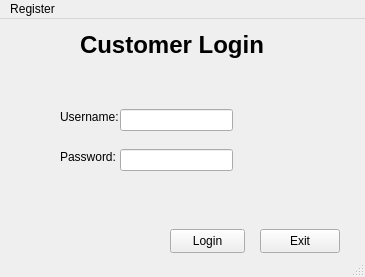
First picture: the form in BookSearch/loginform.ui, repository SkySaves/QT-Book-Search, before the edit.
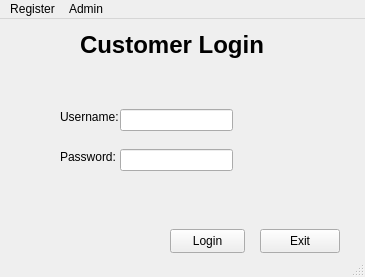
Second picture: the form after the edit. Icons and pictures are not drawn.

What changed in the file:
```diff
--- a/BookSearch/loginform.ui
+++ b/BookSearch/loginform.ui
@@ -123,8 +123,16 @@
     <property name="title">
      <string>Register</string>
     </property>
+    <addaction name="actionRegister"/>
+   </widget>
+   <widget class="QMenu" name="menuAdmin">
+    <property name="title">
+     <string>Admin</string>
+    </property>
+    <addaction name="actionAdmin_Login"/>
    </widget>
    <addaction name="menuRegister"/>
+   <addaction name="menuAdmin"/>
   </widget>
   <widget class="QStatusBar" name="statusbar"/>
   <action name="actionRegister_Account">
```
Left out of the diff: 44 changed lines with no effect on the pictures.
